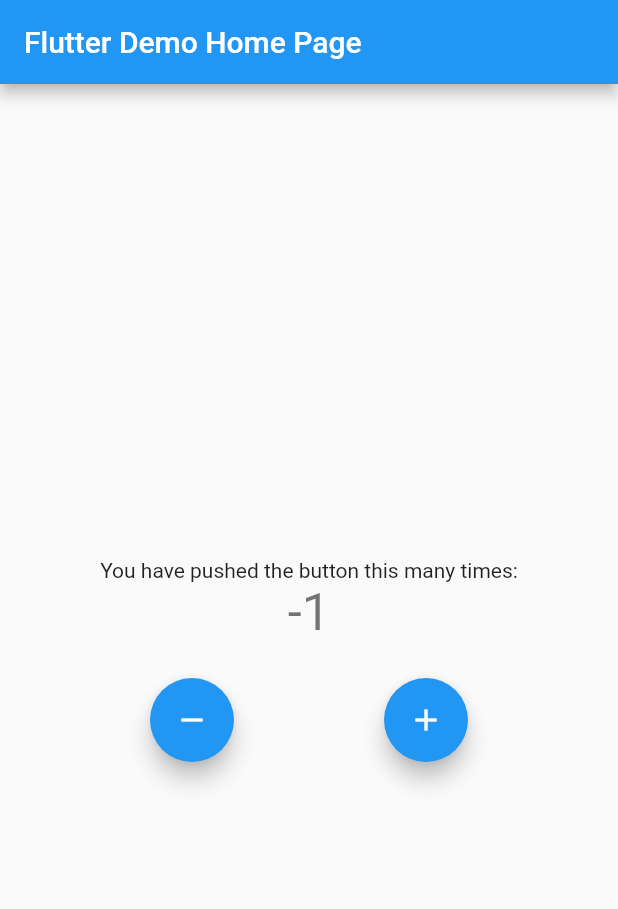
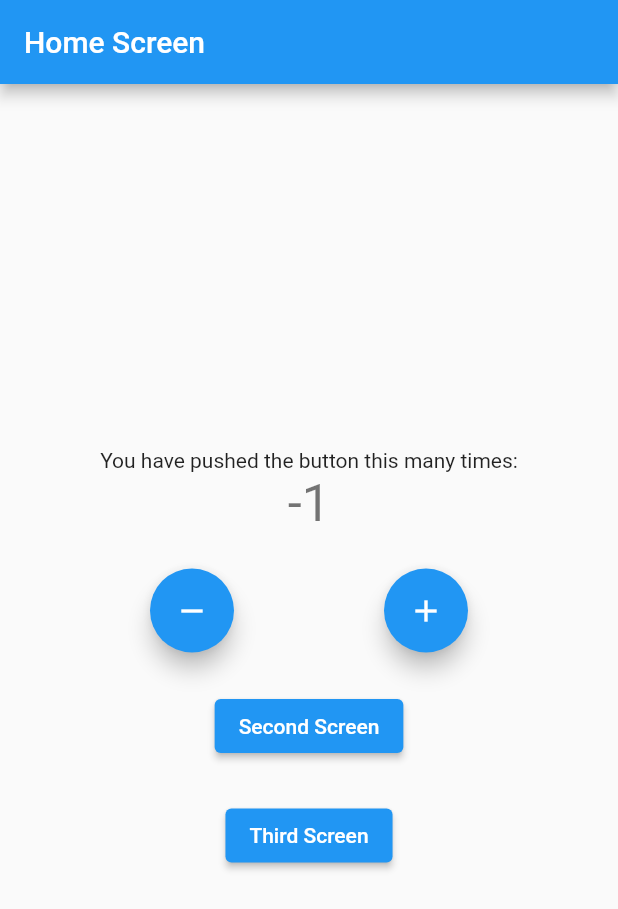
Before and after one commit to Xsidelight/bloc_practice_counter, a Flutter app: the screen it shows after launch, after a tap on the "remove" icon, on a phone screen of 412 x 824 dp. Shown: the top 909 px of the screen. Run offline on Flutter 3.47's test engine with Material 2 defaults, Android fonts, the phone set to English and light mode, and no system bars; our stand-ins replace bloc, equatable, flutter_bloc.

Commit message:
added onGenerateRoute and adjusted blocprovider globally

```diff
--- a/lib/main.dart
+++ b/lib/main.dart
@@ -1,4 +1,5 @@
-import 'package:bloc_practice_counter/cubit/counter_cubit.dart';
+import 'package:bloc_practice_counter/logic/cubit/counter_cubit.dart';
+import 'package:bloc_practice_counter/presentation/router/app_router.dart';
 import 'package:flutter/material.dart';
 import 'package:flutter_bloc/flutter_bloc.dart';
 
@@ -7,95 +8,19 @@ void main() {
 }
 
 class MyApp extends StatelessWidget {
+  final AppRouter _appRouter = AppRouter();
+
   @override
   Widget build(BuildContext context) {
-    return BlocProvider(
+    return BlocProvider<CounterCubit>(
       create: (context) => CounterCubit(),
       child: MaterialApp(
         title: 'Flutter Demo',
         theme: ThemeData(
           primarySwatch: Colors.blue,
         ),
-        home: MyHomePage(title: 'Flutter Demo Home Page'),
+        onGenerateRoute: _appRouter.onGenerateRoute,
       ),
     );
   }
 }
-
-class MyHomePage extends StatefulWidget {
-  MyHomePage({Key? key, required this.title}) : super(key: key);
-
-  final String title;
-
-  @override
-  _MyHomePageState createState() => _MyHomePageState();
-}
-
-class _MyHomePageState extends State<MyHomePage> {
-
-  @override
-  Widget build(BuildContext context) {
-    return Scaffold(
-      appBar: AppBar(
-        title: Text(widget.title),
-      ),
-      body: Center(
-        child: Column(
-          mainAxisAlignment: MainAxisAlignment.center,
-          children: <Widget>[
-            Text(
-              'You have pushed the button this many times:',
-            ),
-            BlocConsumer<CounterCubit, CounterState>(
-              listener: (context, state) {
-                if (state.wasIncremented == true) {
-                  ScaffoldMessenger.of(context).showSnackBar(
-                    SnackBar(
-                      duration: Duration(milliseconds: 100),
-                      content: Text("Incremented"),
-                    ),
-                  );
-                } else if (state.wasIncremented == false) {
-                  ScaffoldMessenger.of(context).showSnackBar(
-                    SnackBar(
-                      duration: Duration(milliseconds: 100),
-                      content: Text("Decremented"),
-                    ),
-                  );
-                }
-              },
-              builder: (context, state) {
-                return Text(
-                  '${state.counterValue.toString()}',
-                  style: Theme.of(context).textTheme.headline4,
-                );
-              },
-            ),
-            SizedBox(
-              height: 24,
-            ),
-            Row(
-              mainAxisAlignment: MainAxisAlignment.spaceEvenly,
-              children: [
-                FloatingActionButton(
-                  child: Icon(Icons.remove),
-                  tooltip: 'Decrement',
-                  onPressed: () {
-                    BlocProvider.of<CounterCubit>(context).decrement();
-                  },
-                ),
-                FloatingActionButton(
-                  child: Icon(Icons.add),
-                  tooltip: 'Increment',
-                  onPressed: () {
-                    BlocProvider.of<CounterCubit>(context).increment();
-                  },
-                ),
-              ],
-            )
-          ],
-        ),
-      ),
-    );
-  }
-}
--- /dev/null
+++ b/lib/presentation/router/app_router.dart
@@ -0,0 +1,35 @@
+import 'package:bloc_practice_counter/logic/cubit/counter_cubit.dart';
+import 'package:bloc_practice_counter/presentation/screens/home_screen.dart';
+import 'package:bloc_practice_counter/presentation/screens/second_screen.dart';
+import 'package:bloc_practice_counter/presentation/screens/third_screen.dart';
+import 'package:flutter/material.dart';
+import 'package:flutter_bloc/flutter_bloc.dart';
+
+class AppRouter {
+
+  Route? onGenerateRoute(RouteSettings settings) {
+    switch (settings.name) {
+      case '/':
+        return MaterialPageRoute(
+          builder: (_) =>
+              HomeScreen(title: 'Home Screen', color: Colors.blue),
+        );
+        break;
+      case '/second_screen':
+        return MaterialPageRoute(
+          builder: (_) =>
+              SecondScreen(
+                  title: 'Second Screen', color: Colors.purple),
+        );
+        break;
+      case '/third_screen':
+        return MaterialPageRoute(
+          builder: (_) =>
+              ThirdScreen(title: 'Third Screen', color: Colors.green),
+        );
+        break;
+      default:
+        return null;
+    }
+  }
+}
--- /dev/null
+++ b/lib/presentation/screens/home_screen.dart
@@ -0,0 +1,97 @@
+import 'package:bloc_practice_counter/logic/cubit/counter_cubit.dart';
+import 'package:bloc_practice_counter/presentation/screens/second_screen.dart';
+import 'package:flutter/material.dart';
+import 'package:flutter_bloc/flutter_bloc.dart';
+
+class HomeScreen extends StatefulWidget {
+  HomeScreen({Key? key, required this.title, required this.color})
+      : super(key: key);
+
+  final String title;
+  final Color color;
+
+  @override
+  _HomeScreenState createState() => _HomeScreenState();
+}
+
+class _HomeScreenState extends State<HomeScreen> {
+  @override
+  Widget build(BuildContext context) {
+    return Scaffold(
+      appBar: AppBar(
+        title: Text(widget.title),
+      ),
+      body: Center(
+        child: Column(
+          mainAxisAlignment: MainAxisAlignment.center,
+          children: <Widget>[
+            Text(
+              'You have pushed the button this many times:',
+            ),
+            BlocConsumer<CounterCubit, CounterState>(
+              listener: (context, state) {
+                if (state.wasIncremented == true) {
+                  ScaffoldMessenger.of(context).showSnackBar(
+                    SnackBar(
+                      duration: Duration(milliseconds: 100),
+                      content: Text("Incremented"),
+                    ),
+                  );
+                } else if (state.wasIncremented == false) {
+                  ScaffoldMessenger.of(context).showSnackBar(
+                    SnackBar(
+                      duration: Duration(milliseconds: 100),
+                      content: Text("Decremented"),
+                    ),
+                  );
+                }
+              },
+              builder: (context, state) {
+                return Text(
+                  '${state.counterValue.toString()}',
+                  style: Theme.of(context).textTheme.headline4,
+                );
+              },
+            ),
+            SizedBox(
+              height: 24,
+            ),
+            Row(
+              mainAxisAlignment: MainAxisAlignment.spaceEvenly,
+              children: [
+                FloatingActionButton(
+                  tooltip: 'Decrement',
+                  onPressed: () {
+                    BlocProvider.of<CounterCubit>(context).decrement();
+                  },
+                  child: Icon(Icons.remove),
+                ),
+                FloatingActionButton(
+                  tooltip: 'Increment',
+                  onPressed: () {
+                    BlocProvider.of<CounterCubit>(context).increment();
+                  },
+                  child: Icon(Icons.add),
+                ),
+              ],
+            ),
+            SizedBox(
+              height: 25,
+            ),
+            ElevatedButton(
+              onPressed: () => Navigator.pushNamed(context, '/second_screen'),
+              child: Text('Second Screen'),
+            ),
+            SizedBox(
+              height: 25,
+            ),
+            ElevatedButton(
+              onPressed: () => Navigator.pushNamed(context, '/third_screen'),
+              child: Text('Third Screen'),
+            )
+          ],
+        ),
+      ),
+    );
+  }
+}
```
Also changed, not shown: lib/presentation/screens/second_screen.dart (added, +84 -0 lines), lib/presentation/screens/third_screen.dart (added, +83 -0 lines), lib/logic/cubit/counter_cubit.dart (renamed from lib/cubit/counter_cubit.dart), lib/logic/cubit/counter_state.dart (renamed from lib/cubit/counter_state.dart), pubspec.lock, 1 other file.
